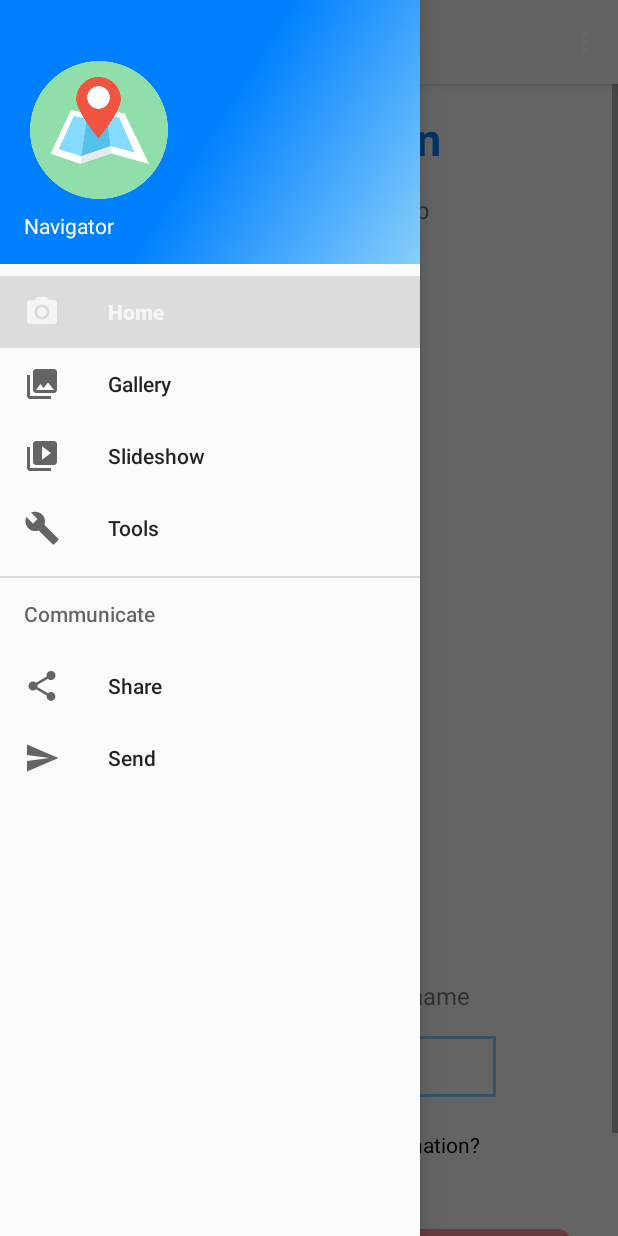
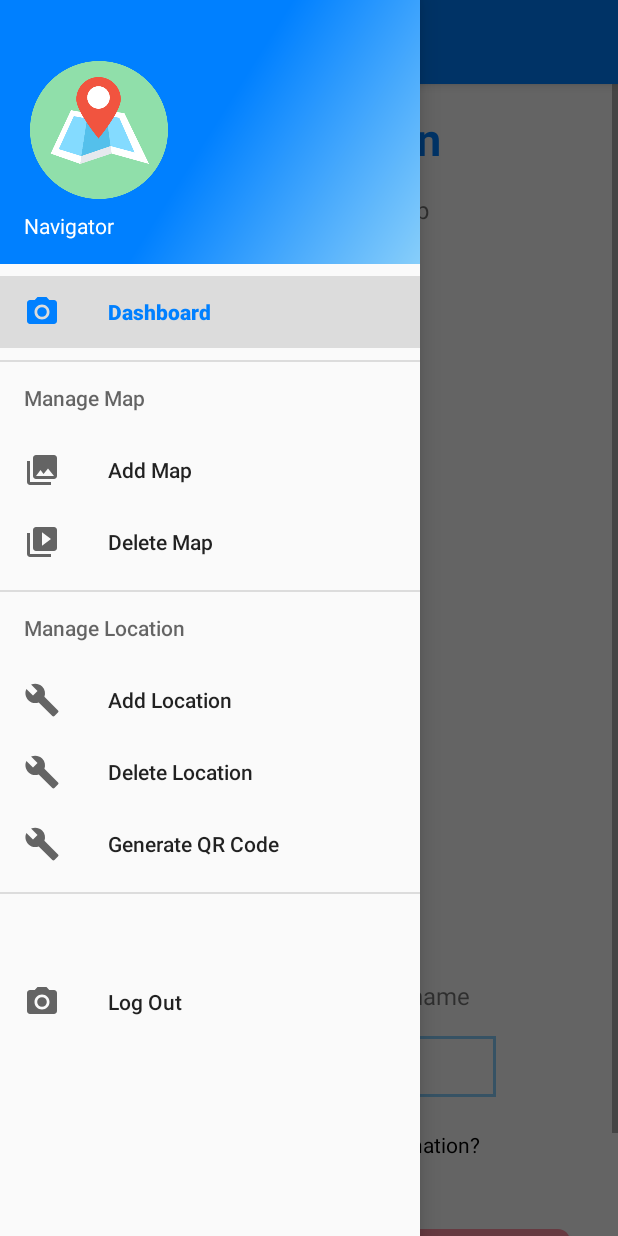
Before and after one commit to jiefong/mobile_assignment, an Android app: the AdminLandingPage screen opened directly, with no data from a screen before it, with the side drawer open, on a phone screen of 412 x 824 dp. Run offline under Robolectric (Android 15) with nearby library versions, the phone set to English and light mode, and no system bars; our stand-ins replace navigation-ui; libraries missing offline, so code that uses them is left out: com.davemorrissey.labs; 6 statements that could not run were skipped.

Commit message:
Added the structure of the navigation

```diff
--- a/app/src/main/java/com/example/testlibrary/AdminLandingPage.java
+++ b/app/src/main/java/com/example/testlibrary/AdminLandingPage.java
@@ -41,8 +41,8 @@ public class AdminLandingPage extends AppCompatActivity {
         // Passing each menu ID as a set of Ids because each
         // menu should be considered as top level destinations.
         mAppBarConfiguration = new AppBarConfiguration.Builder(
-                R.id.nav_home, R.id.nav_gallery, R.id.nav_slideshow,
-                R.id.nav_tools, R.id.nav_share, R.id.nav_send)
+                R.id.nav_dashboard, R.id.nav_add_map, R.id.nav_delete_map,
+                R.id.nav_add_location, R.id.nav_delete_location, R.id.nav_generate_qr, R.id.nav_logout)
                 .setDrawerLayout(drawer)
                 .build();
         NavController navController = Navigation.findNavController(this, R.id.nav_host_fragment);
@@ -53,18 +53,31 @@ public class AdminLandingPage extends AppCompatActivity {
             @Override
             public void onDestinationChanged(@NonNull NavController controller, @NonNull NavDestination destination, @Nullable Bundle arguments) {
                 //Label is the name of the fragment
+                CharSequence destinationLabel = destination.getLabel();
+                Intent intent = new Intent(getApplication(), AdminLandingPage.class);
+                if (destination.getLabel().equals("Dashboard")) {
 
-                //use the label to intent??
-                Intent intent = new Intent(getApplication(), AddLocation.class);
-                startActivity(intent);
+                } else {
+                    if (destinationLabel.equals("Add Map"))
+                        intent = new Intent(getApplication(), AddMap.class);
+                    else if (destinationLabel.equals("Delete Map"))
+                        intent = new Intent(getApplication(), DeleteMap.class);
+                    else if (destinationLabel.equals("Add Location"))
+                        intent = new Intent(getApplication(), AddLocation.class);
+                    else if (destinationLabel.equals("Delete Location"))
+                        intent = new Intent(getApplication(), DeleteLocation.class);
+                    else if (destinationLabel.equals("Generate QR Code"))
+                        intent = new Intent(getApplication(), GenerateQRCode.class);
+                    //use the label to intent??
+                    startActivity(intent);
+                }
             }
         };
+        navController.addOnDestinationChangedListener(changedListener);
     }
 
     @Override
     public boolean onCreateOptionsMenu(Menu menu) {
-        // Inflate the menu; this adds items to the action bar if it is present.
-        getMenuInflater().inflate(R.menu.admin_landing_page, menu);
         return true;
     }
 
--- a/app/src/main/res/layout/activity_admin_landing_page.xml
+++ b/app/src/main/res/layout/activity_admin_landing_page.xml
@@ -6,6 +6,7 @@
     android:layout_width="match_parent"
     android:layout_height="match_parent"
     android:fitsSystemWindows="true"
+    android:theme="@style/AppTheme"
     tools:openDrawer="start">
 
     <include
--- a/app/src/main/res/layout/fragment_home.xml
+++ b/app/src/main/res/layout/fragment_home.xml
@@ -16,11 +16,4 @@
         app:layout_constraintEnd_toEndOf="parent"
         app:layout_constraintStart_toStartOf="parent"
         app:layout_constraintTop_toTopOf="parent" />
-
-    <TextView
-        android:id="@+id/textView8"
-        android:layout_width="wrap_content"
-        android:layout_height="wrap_content"
-        android:text="TextView" />
-
 </androidx.constraintlayout.widget.ConstraintLayout>
--- a/app/src/main/res/menu/activity_admin_landing_page_drawer.xml
+++ b/app/src/main/res/menu/activity_admin_landing_page_drawer.xml
@@ -5,34 +5,47 @@
 
     <group android:checkableBehavior="single">
         <item
-            android:id="@+id/nav_home"
+            android:id="@+id/nav_dashboard"
             android:icon="@drawable/ic_menu_camera"
-            android:title="@string/menu_home" />
-        <item
-            android:id="@+id/nav_gallery"
-            android:icon="@drawable/ic_menu_gallery"
-            android:title="@string/menu_gallery" />
-        <item
-            android:id="@+id/nav_slideshow"
-            android:icon="@drawable/ic_menu_slideshow"
-            android:title="@string/menu_slideshow" />
-        <item
-            android:id="@+id/nav_tools"
-            android:icon="@drawable/ic_menu_manage"
-            android:title="@string/menu_tools" />
+            android:title="@string/menu_dashboard" />
     </group>
 
-    <item android:title="Communicate">
+    <item android:title="Manage Map">
         <menu>
             <item
-                android:id="@+id/nav_share"
-                android:icon="@drawable/ic_menu_share"
-                android:title="@string/menu_share" />
+            android:id="@+id/nav_add_map"
+            android:icon="@drawable/ic_menu_gallery"
+            android:title="@string/menu_add_map" />
             <item
-                android:id="@+id/nav_send"
-                android:icon="@drawable/ic_menu_send"
-                android:title="@string/menu_send" />
+                android:id="@+id/nav_delete_map"
+                android:icon="@drawable/ic_menu_slideshow"
+                android:title="@string/menu_delete_map" />
         </menu>
     </item>
 
+    <item android:title="Manage Location">
+        <menu>
+            <item
+                android:id="@+id/nav_add_location"
+                android:icon="@drawable/ic_menu_manage"
+                android:title="@string/menu_add_location" />
+            <item
+                android:id="@+id/nav_delete_location"
+                android:icon="@drawable/ic_menu_manage"
+                android:title="@string/menu_delete_location" />
+            <item
+                android:id="@+id/nav_generate_qr"
+                android:icon="@drawable/ic_menu_manage"
+                android:title="@string/menu_generate_qr" />
+        </menu>
+    </item>
+
+    <item android:title="">
+        <menu>
+            <item
+                android:id="@+id/nav_logout"
+                android:icon="@drawable/ic_menu_camera"
+                android:title="@string/menu_logout" />
+        </menu>
+    </item>
 </menu>
--- a/app/src/main/res/menu/admin_landing_page.xml
+++ /dev/null
@@ -1,9 +0,0 @@
-<?xml version="1.0" encoding="utf-8"?>
-<menu xmlns:android="http://schemas.android.com/apk/res/android"
-    xmlns:app="http://schemas.android.com/apk/res-auto">
-    <item
-        android:id="@+id/action_settings"
-        android:orderInCategory="100"
-        android:title="@string/action_settings"
-        app:showAsAction="never" />
-</menu>
--- a/app/src/main/res/navigation/mobile_navigation.xml
+++ b/app/src/main/res/navigation/mobile_navigation.xml
@@ -3,43 +3,49 @@
     xmlns:app="http://schemas.android.com/apk/res-auto"
     xmlns:tools="http://schemas.android.com/tools"
     android:id="@+id/mobile_navigation"
-    app:startDestination="@+id/nav_home">
+    app:startDestination="@+id/nav_dashboard">
 
     <!--Map management-->
     <fragment
-        android:id="@+id/nav_home"
+        android:id="@+id/nav_dashboard"
         android:name="com.example.testlibrary.ui.home.HomeFragment"
-        android:label="@string/menu_home"
+        android:label="@string/menu_dashboard"
         tools:layout="@layout/fragment_home" />
 
     <fragment
-        android:id="@+id/nav_gallery"
+        android:id="@+id/nav_add_map"
         android:name="com.example.testlibrary.ui.gallery.GalleryFragment"
-        android:label="@string/menu_gallery"
+        android:label="@string/menu_add_map"
         tools:layout="@layout/fragment_gallery" />
 
     <!--Location management-->
     <fragment
-        android:id="@+id/nav_slideshow"
+        android:id="@+id/nav_delete_map"
         android:name="com.example.testlibrary.ui.slideshow.SlideshowFragment"
-        android:label="@string/menu_slideshow"
+        android:label="@string/menu_delete_map"
         tools:layout="@layout/fragment_slideshow" />
 
     <fragment
-        android:id="@+id/nav_tools"
+        android:id="@+id/nav_add_location"
         android:name="com.example.testlibrary.ui.tools.ToolsFragment"
-        android:label="@string/menu_tools"
+        android:label="@string/menu_add_location"
         tools:layout="@layout/fragment_tools" />
 
     <fragment
-        android:id="@+id/nav_share"
+        android:id="@+id/nav_delete_location"
         android:name="com.example.testlibrary.ui.share.ShareFragment"
-        android:label="@string/menu_share"
+        android:label="@string/menu_delete_location"
         tools:layout="@layout/fragment_share" />
 
     <fragment
-        android:id="@+id/nav_send"
+        android:id="@+id/nav_generate_qr"
         android:name="com.example.testlibrary.ui.send.SendFragment"
-        android:label="@string/menu_send"
+        android:label="@string/menu_generate_qr"
+        tools:layout="@layout/fragment_send" />
+
+    <fragment
+        android:id="@+id/nav_logout"
+        android:name="com.example.testlibrary.ui.send.SendFragment"
+        android:label="@string/menu_logout"
         tools:layout="@layout/fragment_send" />
 </navigation>
--- a/app/src/main/res/values/strings.xml
+++ b/app/src/main/res/values/strings.xml
@@ -15,10 +15,11 @@
     <string name="nav_header_desc">Navigation header</string>
     <string name="action_settings">Settings</string>
 
-    <string name="menu_home">Home</string>
-    <string name="menu_gallery">Gallery</string>
-    <string name="menu_slideshow">Slideshow</string>
-    <string name="menu_tools">Tools</string>
-    <string name="menu_share">Share</string>
-    <string name="menu_send">Send</string>
+    <string name="menu_dashboard">Dashboard</string>
+    <string name="menu_add_map">Add Map</string>
+    <string name="menu_delete_map">Delete Map</string>
+    <string name="menu_add_location">Add Location</string>
+    <string name="menu_delete_location">Delete Location</string>
+    <string name="menu_generate_qr">Generate QR Code</string>
+    <string name="menu_logout">Log Out</string>
 </resources>
--- a/app/src/main/res/values/styles.xml
+++ b/app/src/main/res/values/styles.xml
@@ -3,7 +3,7 @@
     <!-- Base application theme. -->
     <style name="AppTheme" parent="Theme.AppCompat.Light.DarkActionBar">
         <!-- Customize your theme here. -->
-        <item name="colorPrimary">@color/colorPrimary</item>
+        <item name="colorPrimary">@color/colorBlue</item>
         <item name="colorPrimaryDark">@color/colorPrimaryDark</item>
         <item name="colorAccent">@color/colorAccent</item>
     </style>
```
